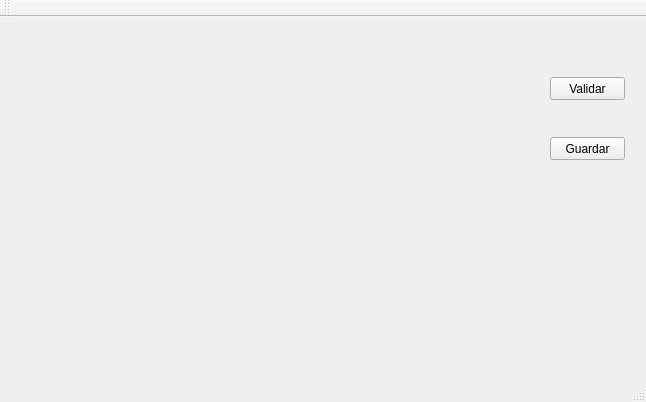
First picture: the form in sudoku.ui, repository luifevas/Sudoku, before the edit.
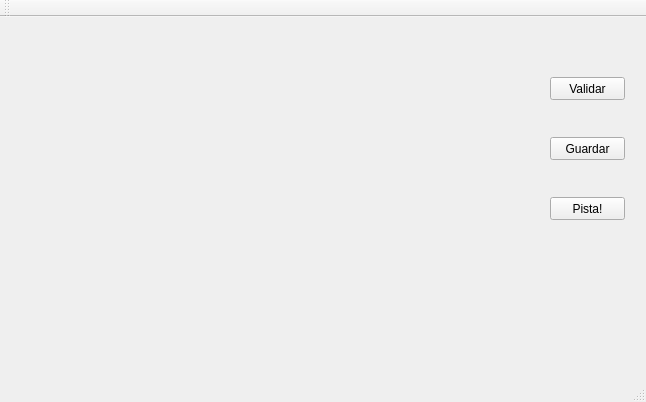
Second picture: the form after the edit.

The edit to the form file:
```diff
--- a/sudoku.ui
+++ b/sudoku.ui
@@ -51,6 +51,19 @@
      <string>Guardar</string>
     </property>
    </widget>
+   <widget class="QPushButton" name="pista">
+    <property name="geometry">
+     <rect>
+      <x>550</x>
+      <y>180</y>
+      <width>75</width>
+      <height>23</height>
+     </rect>
+    </property>
+    <property name="text">
+     <string>Pista!</string>
+    </property>
+   </widget>
   </widget>
   <widget class="QMenuBar" name="menuBar">
    <property name="geometry">
```
